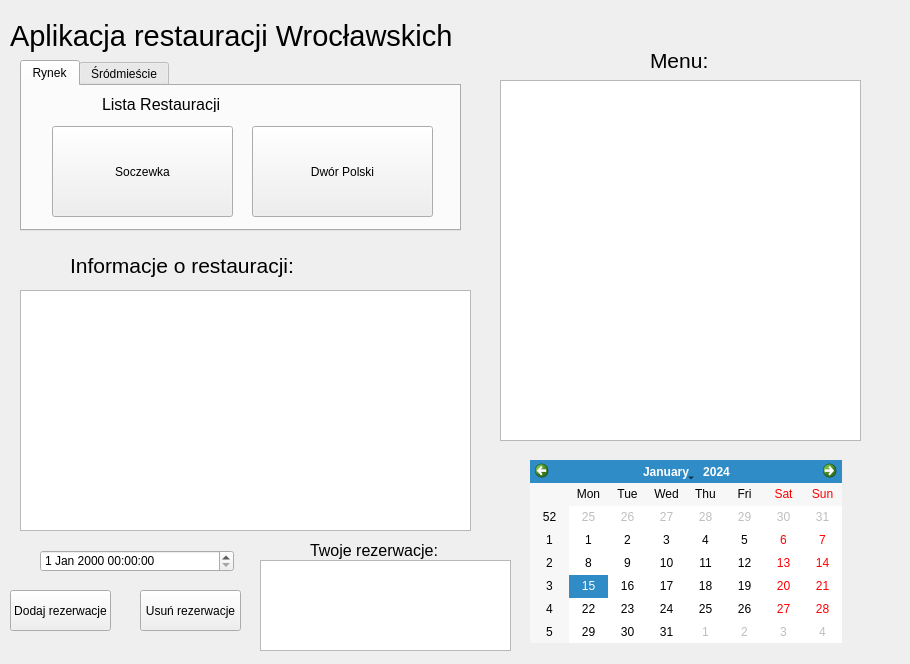
Before: the Qt Designer form mainwindow.ui in Johny250353/projek1, drawn with Qt 5.
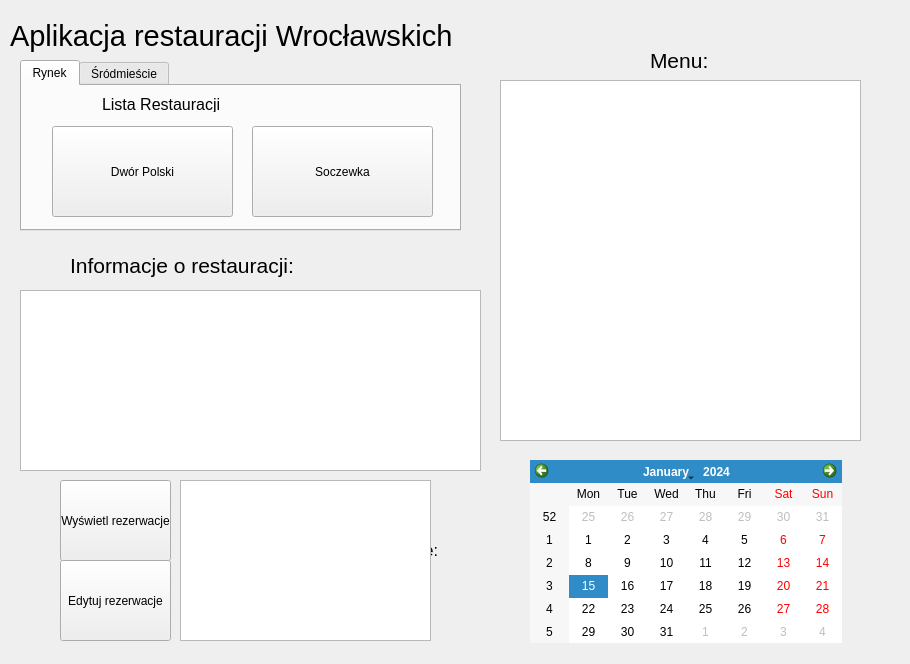
After: the same form once the commit is applied. The open tabs and pages were chosen to show the change.

```diff
--- a/mainwindow.ui
+++ b/mainwindow.ui
@@ -91,7 +91,7 @@
      <widget class="QPushButton" name="button_soczewka">
       <property name="geometry">
        <rect>
-        <x>30</x>
+        <x>230</x>
         <y>40</y>
         <width>181</width>
         <height>91</height>
@@ -104,7 +104,7 @@
      <widget class="QPushButton" name="button_dwor">
       <property name="geometry">
        <rect>
-        <x>230</x>
+        <x>30</x>
         <y>40</y>
         <width>181</width>
         <height>91</height>
@@ -222,47 +222,27 @@
    <widget class="QPushButton" name="button_rezerw1">
     <property name="geometry">
      <rect>
-      <x>10</x>
-      <y>590</y>
-      <width>101</width>
-      <height>41</height>
+      <x>60</x>
+      <y>560</y>
+      <width>111</width>
+      <height>81</height>
      </rect>
     </property>
     <property name="text">
-     <string>Dodaj rezerwacje</string>
+     <string>Edytuj rezerwacje</string>
     </property>
    </widget>
    <widget class="QPushButton" name="button_unreserw1">
     <property name="geometry">
      <rect>
-      <x>140</x>
-      <y>590</y>
-      <width>101</width>
-      <height>41</height>
+      <x>60</x>
+      <y>480</y>
+      <width>111</width>
+      <height>81</height>
      </rect>
     </property>
     <property name="text">
-     <string>Usuń rezerwacje</string>
-    </property>
-   </widget>
-   <widget class="QDateTimeEdit" name="dateTimeEdit1">
-    <property name="geometry">
-     <rect>
-      <x>40</x>
-      <y>550</y>
-      <width>194</width>
-      <height>22</height>
-     </rect>
-    </property>
-   </widget>
-   <widget class="QTextBrowser" name="textinfo">
-    <property name="geometry">
-     <rect>
-      <x>20</x>
-      <y>290</y>
-      <width>451</width>
-      <height>241</height>
-     </rect>
+     <string>Wyświetl rezerwacje</string>
     </property>
    </widget>
    <widget class="QTextBrowser" name="textmenu">
@@ -275,13 +255,23 @@
      </rect>
     </property>
    </widget>
-   <widget class="QTextBrowser" name="textBrowser">
+   <widget class="QPlainTextEdit" name="plainTextEdit_2">
     <property name="geometry">
      <rect>
-      <x>260</x>
-      <y>560</y>
+      <x>180</x>
+      <y>480</y>
       <width>251</width>
-      <height>91</height>
+      <height>161</height>
+     </rect>
+    </property>
+   </widget>
+   <widget class="QTextEdit" name="textEdit">
+    <property name="geometry">
+     <rect>
+      <x>20</x>
+      <y>290</y>
+      <width>461</width>
+      <height>181</height>
      </rect>
     </property>
    </widget>
```
Left out of the diff: 3 changed lines with no effect on the pictures.
